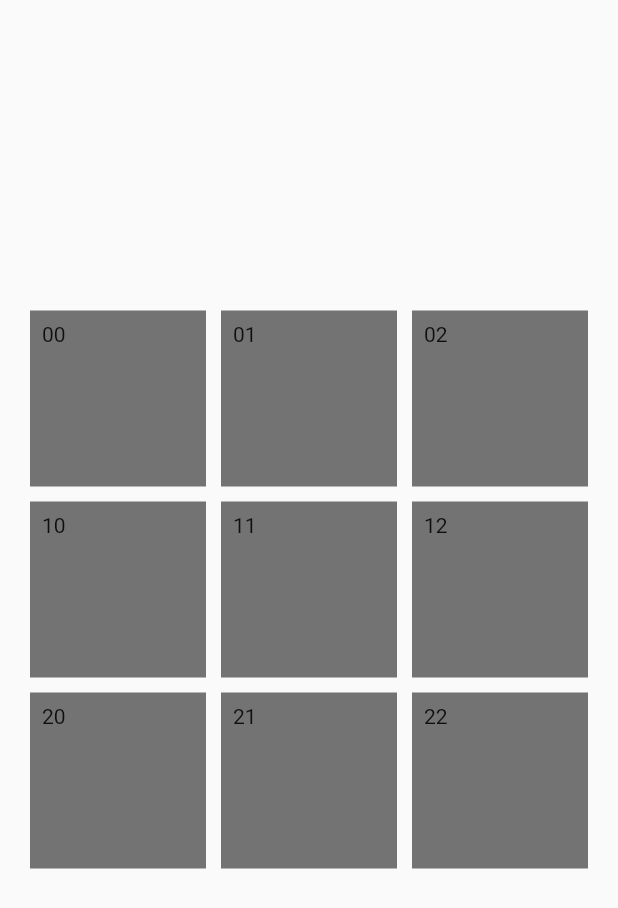
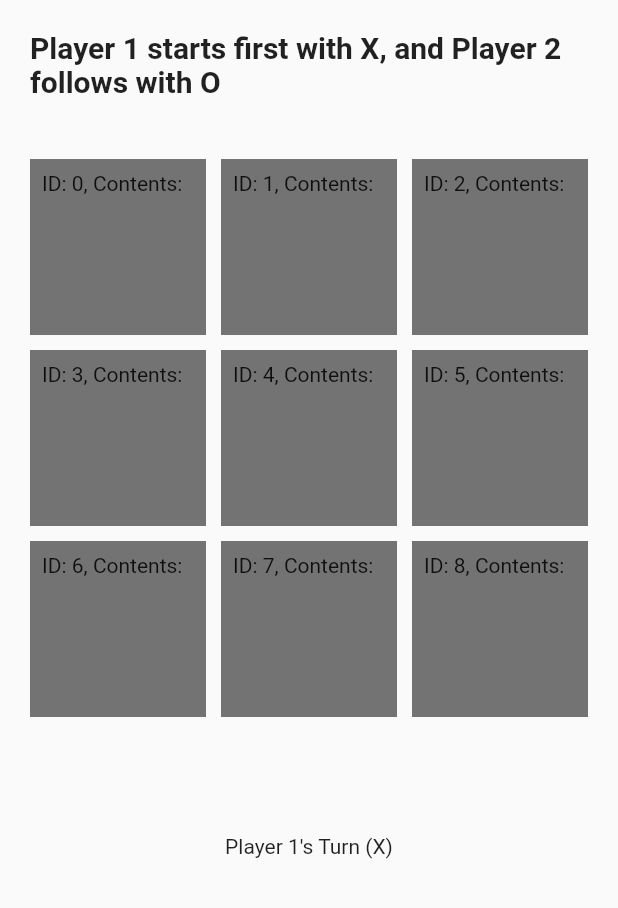
Before and after one commit to KOOKIIEStudios/noughts_and_crosses, a Flutter app: the screen it shows after launch, on a phone screen of 412 x 824 dp. Shown: the top 908 px of the screen. Run offline on Flutter 3.47's test engine with Material 2 defaults, Android fonts, the light colour scheme and no system bars; our stand-ins replace logger.

Commit message:
FEAT: Make UI elements clickable

```diff
--- a/noughts_and_crosses/lib/app.dart
+++ b/noughts_and_crosses/lib/app.dart
@@ -3,21 +3,29 @@
 import 'package:flutter/material.dart';
 // External Libraries
 import 'package:logger/logger.dart';
+import 'package:noughts_and_crosses/models/status_model.dart';
+import 'package:provider/provider.dart';
 // Internal
 import 'screens/home.dart';
+import 'models/tictactoe_model.dart';
+import 'models/status_model.dart';
 
 var logger = Logger(
     printer: PrettyPrinter()
 );
 
-class App extends StatelessWidget{
+class App extends StatelessWidget {
   @override
   Widget build(BuildContext context) {
     logger.i("Now fetching the home screen...");
-    // Placing this high up to allow addition of status bars
-    // and other features in the future
-    return MaterialApp(
-      title: 'Flutter Demo',
+    // Use multiprovider for future extension
+    return MultiProvider(
+      providers: [
+        ChangeNotifierProvider<TicTacToeModel>(create: (context) => TicTacToeModel()),
+        ChangeNotifierProvider<StatusModel>(create: (context) => StatusModel()),
+      ],
+      child: MaterialApp(
+        title: 'Noughts and Crosses Demo',
         theme: ThemeData(
           // This is the theme of your application.
           //
@@ -31,6 +39,7 @@ class App extends StatelessWidget{
           primarySwatch: Colors.blue,
         ),
         home: Home(),
+      ),
     );
   }
 }
--- /dev/null
+++ b/noughts_and_crosses/lib/models/status_model.dart
@@ -0,0 +1,19 @@
+// Model for status
+// This is so that we can update the status
+
+import 'package:flutter/material.dart';
+import '../screens/constants.dart';
+
+class StatusModel extends ChangeNotifier{
+  // Private internal state of the Status Bar. Stores current status.
+  String _status = p1Text;
+
+  // Getter function: Fetch current status (public)
+  String get statusText => _status;
+
+  // Setter function: Sets the current status (public)
+  set statusText(String text){
+    _status = text;
+    notifyListeners();
+  }
+}
--- /dev/null
+++ b/noughts_and_crosses/lib/models/tictactoe_model.dart
@@ -0,0 +1,49 @@
+// Models the grid in TicTacToe (see screens/tictactoe.dart)
+import 'package:flutter/material.dart';
+
+class TicTacToeModel extends ChangeNotifier {
+  int counter = 0;  // number of valid inputs thus far
+  List<String> content = [
+    "",
+    "",
+    "",
+    "",
+    "",
+    "",
+    "",
+    "",
+    "",
+  ];
+
+  List<String> get contents => content;
+
+  bool hasEnded() {
+    if (counter < 8) {
+      return false;
+    }
+    else return true;
+  }
+
+  int turn() {
+    if (counter%2 == 0) {
+      return 1;  // Player 1's turn
+    }
+    else return 2;  // Player 2's turn
+  }
+
+  void setContents(int index,) {
+    if (content[index].isEmpty) {
+      if (turn() == 1) {
+        content[index] = "X";
+        counter += 1;
+        notifyListeners();
+      }
+      else {
+        content[index] = "O";
+        counter += 1;
+        notifyListeners();
+      }
+    }
+    else print("Cell with index $index is not empty! Contents: ${content[index]}");
+  }
+}
--- a/noughts_and_crosses/lib/screens/constants.dart
+++ b/noughts_and_crosses/lib/screens/constants.dart
@@ -1,5 +1,16 @@
 // Consolidate constants for ease of reference
 import 'package:flutter/material.dart';
+
+// Instruction Text
+const TextStyle instructionStyle = TextStyle(
+  fontSize: 20,
+  fontWeight: FontWeight.bold,
+);
+const instructions = Text(
+    "Player 1 starts first with X, and Player 2 follows with O",
+  style: instructionStyle,
+);
+const double instructionPadding = 20;
 
 // Tic-tac-toe grid dimensions
 const gridOuterConstraints = BoxConstraints(
@@ -13,3 +24,10 @@ const double lineWidth = 10;  // Grid lines
 const int cellsPerGrid = 3;  // fixed - tic-tac-toe grid is 3x3
 const innerPadding = EdgeInsets.all(8);  // Grid cell's inner padding
 const double cellSize = 100;
+
+// Status text
+const String p1Name = "Player 1";
+const String p2Name = "Player 2";
+const String p1Text = "$p1Name's Turn (X)";
+const String p2Text = "$p2Name's Turn (O)";
+const String resultSuffix = "has won the game!";
--- a/noughts_and_crosses/lib/screens/home.dart
+++ b/noughts_and_crosses/lib/screens/home.dart
@@ -5,90 +5,31 @@ import 'package:flutter/material.dart';
 import 'package:logger/logger.dart';
 // Internal
 import 'constants.dart';
+import 'tictactoe.dart';
+import 'status.dart';
 
 var logger = Logger(
     printer: PrettyPrinter()
 );
 
-class Home extends StatelessWidget{
+class Home extends StatelessWidget {
   @override
   Widget build(BuildContext context) {
     logger.d("Start building Home");
     return Scaffold(
       body: Center(
-        child: ConstrainedBox(
-          constraints: gridOuterConstraints,
-          child: GridView.count(
-            padding: outerPadding,
-            crossAxisSpacing: lineWidth,
-            mainAxisSpacing: lineWidth,
-            crossAxisCount: cellsPerGrid,
-            children: <Widget>[
-              Container(
-                padding: innerPadding,
-                width: cellSize,
-                height: cellSize,
-                child: Text("00"),
-                color: Colors.black54,
-              ),
-              Container(
-                padding: innerPadding,
-                width: cellSize,
-                height: cellSize,
-                child: Text("01"),
-                color: Colors.black54,
-              ),
-              Container(
-                padding: innerPadding,
-                width: cellSize,
-                height: cellSize,
-                child: Text("02"),
-                color: Colors.black54,
-              ),
-              Container(
-                padding: innerPadding,
-                width: cellSize,
-                height: cellSize,
-                child: Text("10"),
-                color: Colors.black54,
-              ),
-              Container(
-                padding: innerPadding,
-                width: cellSize,
-                height: cellSize,
-                child: Text("11"),
-                color: Colors.black54,
-              ),
-              Container(
-                padding: innerPadding,
-                width: cellSize,
-                height: cellSize,
-                child: Text("12"),
-                color: Colors.black54,
-              ),
-              Container(
-                padding: innerPadding,
-                width: cellSize,
-                height: cellSize,
-                child: Text("20"),
-                color: Colors.black54,
-              ),
-              Container(
-                padding: innerPadding,
-                width: cellSize,
-                height: cellSize,
-                child: Text("21"),
-                color: Colors.black54,
-              ),
-              Container(
-                padding: innerPadding,
-                width: cellSize,
-                height: cellSize,
-                child: Text("22"),
-                color: Colors.black54,
-              ),
-            ],
-          ),
+        child: Column(
+          children: [
+            Padding(
+              padding: EdgeInsets.all(instructionPadding),
+              child: instructions,
+            ),
+            TicTacToe(),
+            Padding(
+              padding: EdgeInsets.all(instructionPadding),
+              child: Status(),
+            ),
+          ],
         ),
       )
     );
--- /dev/null
+++ b/noughts_and_crosses/lib/screens/status.dart
@@ -0,0 +1,33 @@
+// UI-component for status message
+// Standard libraries
+import 'package:flutter/material.dart';
+// External Libraries
+import 'package:provider/provider.dart';
+// Internal
+import 'constants.dart';
+import '../models/status_model.dart';
+import '../models/tictactoe_model.dart';
+
+class Status extends StatefulWidget {
+  @override
+  StatusState createState() {
+    return new StatusState();
+  }
+}
+
+class StatusState extends State<Status> {
+  @override
+  Widget build(BuildContext context) {
+    return _status();
+  }
+
+  Widget _status() {
+    return Consumer<StatusModel>(
+      builder: (context, status, child) {
+        return Text(
+          status.statusText,
+        );
+      },
+    );
+  }
+}
--- /dev/null
+++ b/noughts_and_crosses/lib/screens/tictactoe.dart
@@ -0,0 +1,95 @@
+// GridView containing the tic-tac-toe UI
+// Standard libraries
+import 'package:flutter/material.dart';
+// External Libraries
+import 'package:logger/logger.dart';
+import 'package:provider/provider.dart';
+// Internal
+import 'constants.dart';
+import '../models/tictactoe_model.dart';
+import '../models/status_model.dart';
+
+var logger = Logger(
+    printer: PrettyPrinter()
+);
+
+// Instantiate TicTacToe
+class TicTacToe extends StatelessWidget {
+  TicTacToe({Key key}) : super(key: key);
+
+  @override
+  Widget build(BuildContext context) {
+    logger.d("Start building TicTacToe");
+    return ConstrainedBox(
+      constraints: gridOuterConstraints,
+      child: GridView.count(
+        padding: outerPadding,
+        crossAxisSpacing: lineWidth,
+        mainAxisSpacing: lineWidth,
+        crossAxisCount: cellsPerGrid,
+        children: <Widget>[
+          GridCell(0),
+          GridCell(1),
+          GridCell(2),
+          GridCell(3),
+          GridCell(4),
+          GridCell(5),
+          GridCell(6),
+          GridCell(7),
+          GridCell(8),
+        ],
+      ),
+    );
+  }
+}
+
+class GridCell extends StatefulWidget {
+  final int index;
+  GridCell(this.index);
+
+  @override
+  GridCellState createState() {
+    logger.d("Creating state for a GridCell");
+    return new GridCellState(this.index);
+  }
+}
+
+class GridCellState extends State<GridCell> {
+  final int index;
+  GridCellState(this.index);
+  @override
+  Widget build(BuildContext context) {
+    logger.d("Building GridCell with index: ${this.index}");
+    return _gridCell();
+  }
+
+  Widget _gridCell() {
+    return Consumer2<TicTacToeModel, StatusModel>(
+      builder: (context, ticTacToe, status, child) {
+        return GestureDetector(
+          child: Container(
+            padding: innerPadding,
+            width: cellSize,
+            height: cellSize,
+            child: Text("ID: ${this.index}, Contents: ${ticTacToe.contents[this.index]}"),
+            color: Colors.black54,
+          ),
+          onTap: () {
+            if (!ticTacToe.hasEnded()) {
+              ticTacToe.setContents(this.index);
+              if (ticTacToe.turn() == 1) {
+                status.statusText = p1Text;
+              }
+              else {
+                status.statusText = p2Text;
+              }
+            }
+            else {
+              status.statusText = "placeholder" + resultSuffix;
+            }
+          },
+        );
+      },
+    );
+  }
+}
--- a/noughts_and_crosses/pubspec.yaml
+++ b/noughts_and_crosses/pubspec.yaml
@@ -26,6 +26,7 @@ dependencies:
   # window_utils: any
   # windows utils still affected by cross-linking bug: https://github.com/flutter/flutter/issues/66224
   logger: ^0.9.4
+  provider: ^4.3.2
 
 
   # The following adds the Cupertino Icons font to your application.
```
Also changed, not shown: 1 other file. Lines whose indentation alone changed are shown as unchanged.
